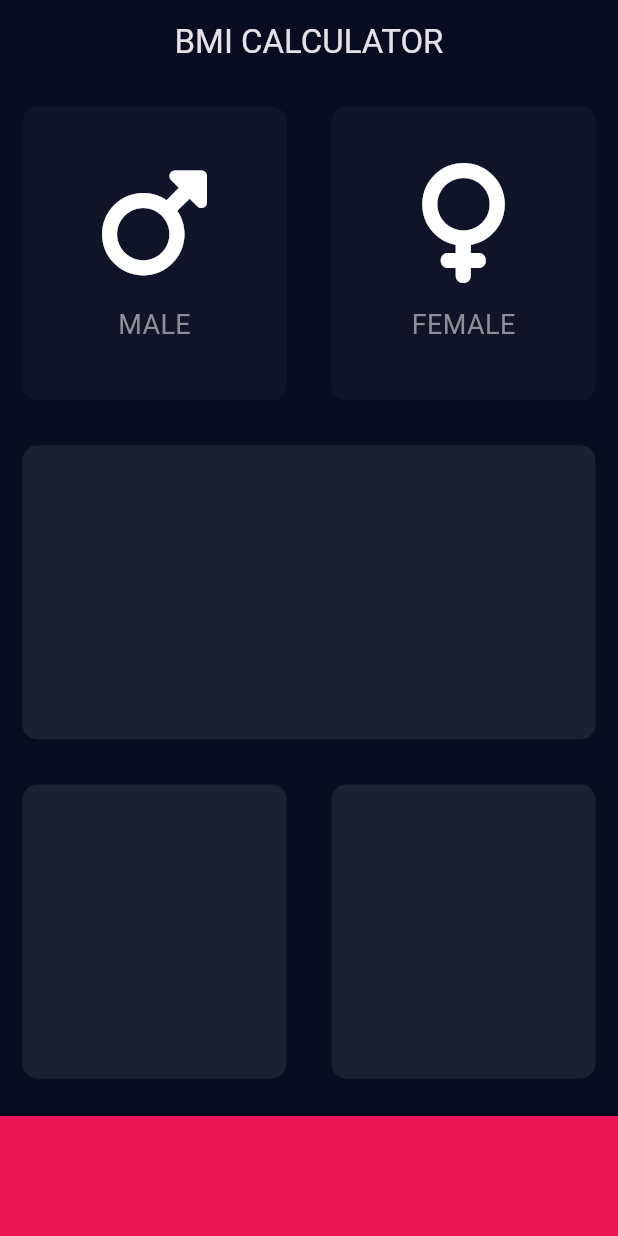
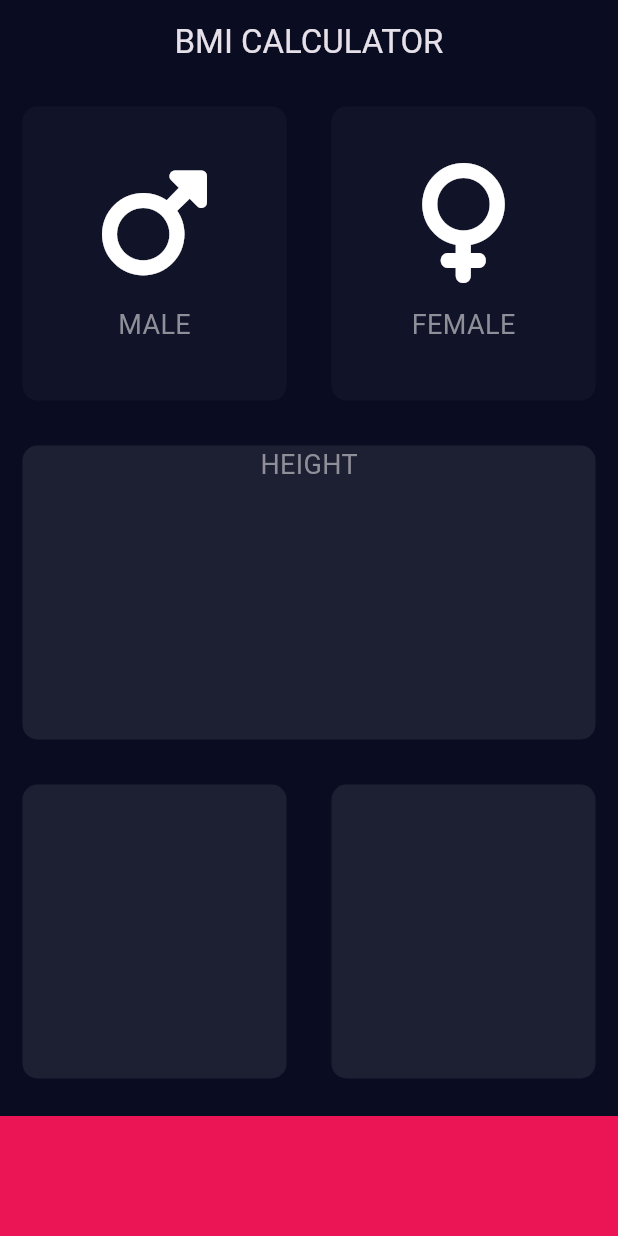
Before and after one commit to gokmentas/bmi-calculator, a Flutter app: the screen it shows after launch, on a phone screen of 412 x 824 dp. Run offline on Flutter 3.47's test engine with Material 3 defaults, Android fonts, the phone set to English and light mode, and no system bars; our stand-ins replace font_awesome_flutter.

Commit message:
Created a constants file

```diff
--- /dev/null
+++ b/lib/constants.dart
@@ -0,0 +1,11 @@
+import 'package:flutter/material.dart';
+
+const kActiveCardColor = Color(0xFF1D1F33);
+const kInactiveCardColor = Color(0xFF111428);
+const kBottomContainerColor = Color(0xFFEB1555);
+const kBottomContainerHeight = 80.0;
+
+const kLabelTextStyle = TextStyle(
+  fontSize: 18.0,
+  color: Color(0xFF8E8F99),
+);
--- a/lib/icon_context.dart
+++ b/lib/icon_context.dart
@@ -1,9 +1,5 @@
 import 'package:flutter/material.dart';
-
-const labelTextStyle = TextStyle(
-  fontSize: 18.0,
-  color: Color(0xFF8E8F99),
-);
+import 'constants.dart';
 
 class IconContent extends StatelessWidget {
   final String label;
@@ -22,7 +18,7 @@ class IconContent extends StatelessWidget {
         const SizedBox(
           height: 15.0,
         ),
-        Text(label, style: labelTextStyle)
+        Text(label, style: kLabelTextStyle)
       ],
     );
   }
--- a/lib/input_page.dart
+++ b/lib/input_page.dart
@@ -2,11 +2,7 @@ import 'package:flutter/material.dart';
 import 'package:font_awesome_flutter/font_awesome_flutter.dart';
 import 'reusable_card.dart';
 import 'icon_context.dart';
-
-const activeCardColor = Color(0xFF1D1F33);
-const inactiveCardColor = Color(0xFF111428);
-const bottomContainerColor = Color(0xFFEB1555);
-const bottomContainerHeight = 80.0;
+import 'constants.dart';
 
 enum Gender { male, female }
 
@@ -31,6 +27,7 @@ class _InputPageState extends State<InputPage> {
         ),
       ),
       body: Column(
+        crossAxisAlignment: CrossAxisAlignment.stretch,
         children: [
           Expanded(
             child: Row(
@@ -42,7 +39,7 @@ class _InputPageState extends State<InputPage> {
                         selectedGender = Gender.male;
                       });
                     },
-                    colour: selectedGender == Gender.male ? activeCardColor : inactiveCardColor,
+                    colour: selectedGender == Gender.male ? kActiveCardColor : kInactiveCardColor,
                     cardChild: const IconContent(
                       icon: FontAwesomeIcons.mars,
                       label: "MALE",
@@ -56,7 +53,7 @@ class _InputPageState extends State<InputPage> {
                         selectedGender = Gender.female;
                       });
                     },
-                    colour: selectedGender == Gender.female ? activeCardColor : inactiveCardColor,
+                    colour: selectedGender == Gender.female ? kActiveCardColor : kInactiveCardColor,
                     cardChild: const IconContent(
                       icon: FontAwesomeIcons.venus,
                       label: "FEMALE",
@@ -68,7 +65,14 @@ class _InputPageState extends State<InputPage> {
           ),
           const Expanded(
             child: ReusableCard(
-              colour: activeCardColor,
+              colour: kActiveCardColor,
+              cardChild: Align(
+                alignment: Alignment.topCenter,
+                child: Text(
+                  "HEIGHT",
+                  style: kLabelTextStyle,
+                ),
+              ),
             ),
           ),
           const Expanded(
@@ -76,22 +80,21 @@ class _InputPageState extends State<InputPage> {
               children: [
                 Expanded(
                   child: ReusableCard(
-                    colour: activeCardColor,
+                    colour: kActiveCardColor,
                   ),
                 ),
                 Expanded(
                   child: ReusableCard(
-                    colour: activeCardColor,
+                    colour: kActiveCardColor,
                   ),
                 ),
               ],
             ),
           ),
           Container(
-            height: bottomContainerHeight,
-            width: double.infinity,
+            height: kBottomContainerHeight,
             margin: const EdgeInsets.only(top: 10.0),
-            color: bottomContainerColor,
+            color: kBottomContainerColor,
           ),
         ],
       ),
```
